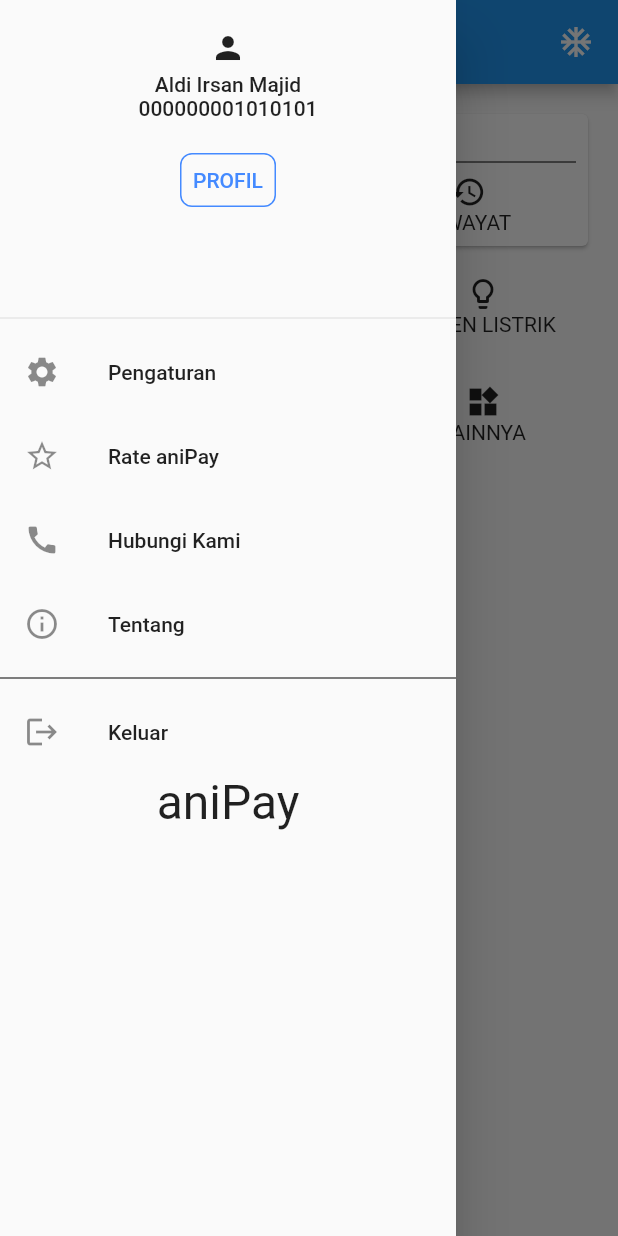
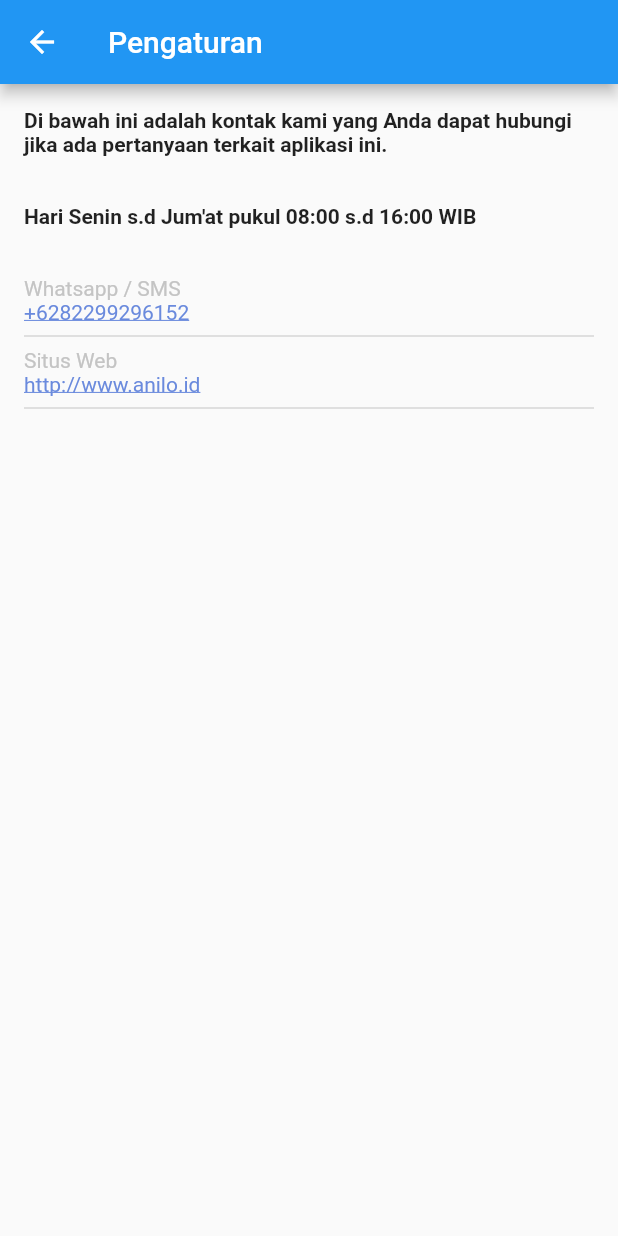
Before and after one commit to imaldi/anipay_flutter, a Flutter app: the HomeScreen screen opened directly, in the side drawer, after a tap on "Hubungi Kami", on a phone screen of 412 x 824 dp. Run offline on Flutter 3.47's test engine with Material 2 defaults, Android fonts, the phone set to English and light mode, and no system bars.

Commit message:
done sub menu

```diff
--- a/lib/presentation_layer/screens/call_us_screen.dart
+++ b/lib/presentation_layer/screens/call_us_screen.dart
@@ -0,0 +1,72 @@
+import 'package:anipay_flutter/data_layer/consts/color_consts.dart';
+import 'package:anipay_flutter/data_layer/size_const.dart';
+import 'package:anipay_flutter/logic_layer/functions/function_types.dart';
+import 'package:anipay_flutter/presentation_layer/widgets/my_dropdown_button.dart';
+import 'package:flutter/material.dart';
+import 'package:flutter/widgets.dart';
+
+class CallUsScreen extends StatefulWidget {
+  const CallUsScreen({Key? key}) : super(key: key);
+
+  @override
+  _CallUsScreenState createState() => _CallUsScreenState();
+}
+
+class _CallUsScreenState extends State<CallUsScreen> {
+  @override
+  Widget build(BuildContext context) {
+    return Scaffold(
+        appBar: AppBar(
+          title: Text("Pengaturan"),
+          actions: [Container()],
+        ),
+        body: SafeArea(
+          child: Container(
+            padding: EdgeInsets.all(size_medium),
+            child: Column(
+              crossAxisAlignment: CrossAxisAlignment.start,
+              children: [
+                Text(
+                  "Di bawah ini adalah kontak kami yang Anda dapat hubungi jika ada pertanyaan terkait aplikasi ini.",
+                  softWrap: true,
+                  style: TextStyle(fontWeight: FontWeight.bold),
+                ),
+                SizedBox(
+                  height: size_huge,
+                ),
+                Text(
+                  "Hari Senin s.d Jum'at pukul 08:00 s.d 16:00 WIB",
+                  softWrap: true,
+                  style: TextStyle(fontWeight: FontWeight.bold),
+                ),
+                SizedBox(
+                  height: size_huge,
+                ),
+                Text(
+                  "Whatsapp / SMS",
+                  style: TextStyle(color: primaryGrey),
+                ),
+                Text(
+                  "+6282299296152",
+                  style: TextStyle(color: primaryBlue, decoration: TextDecoration.underline),
+                ),
+                Divider(
+                  color: primaryGrey,
+                ),
+                Text(
+                  "Situs Web",
+                  style: TextStyle(color: primaryGrey),
+                ),
+                Text(
+                  "http://www.anilo.id",
+                  style: TextStyle(color: primaryBlue, decoration: TextDecoration.underline),
+                ),
+                Divider(
+                  color: primaryGrey,
+                ),
+              ],
+            ),
+          ),
+        ));
+  }
+}
```
Also changed, not shown: lib/presentation_layer/screens/home_screen.dart (+27 -1 lines), lib/presentation_layer/screens/tentang_screen.dart (added, +84 -0 lines), lib/presentation_layer/widgets/my_alert_dialog.dart (added, +91 -0 lines), lib/presentation_layer/widgets/my_text.dart (added, +53 -0 lines).
